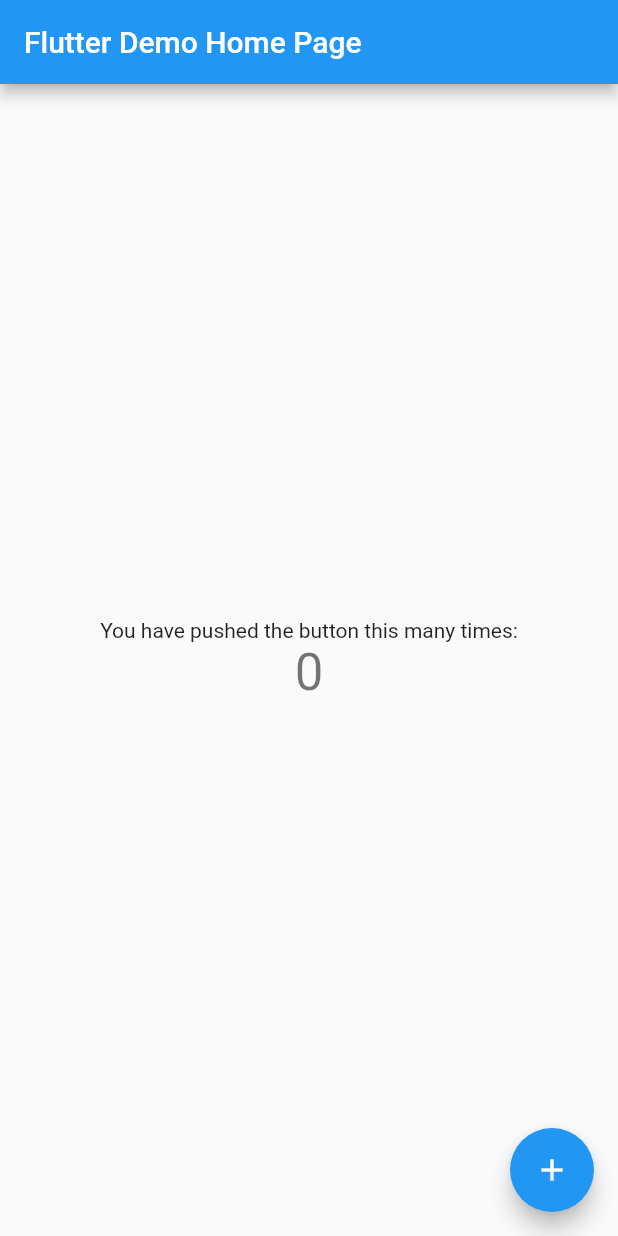
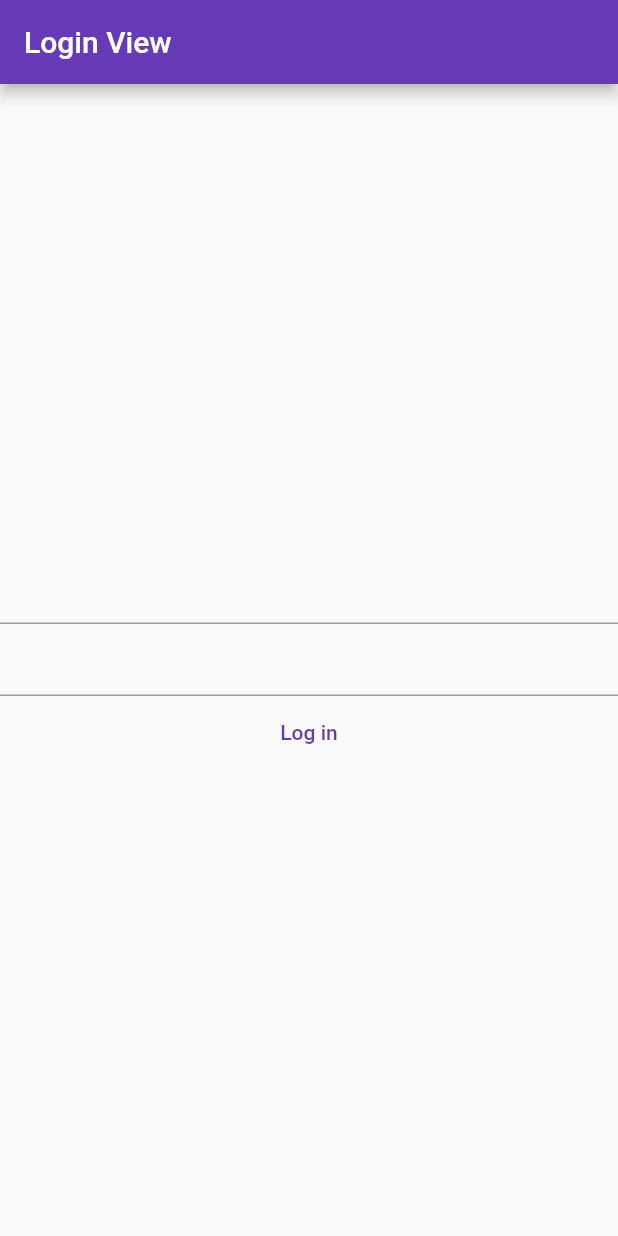
Before and after one commit to HazemSayad/flutter_login_form, a Flutter app: the screen it shows after launch, on a phone screen of 412 x 824 dp. Run offline on Flutter 3.47's test engine with Material 2 defaults, Android fonts, the phone set to English and light mode, and no system bars.

Commit message:
created and imported the login view

```diff
--- a/lib/main.dart
+++ b/lib/main.dart
@@ -1,115 +1,10 @@
 import 'package:flutter/material.dart';
+import 'package:flutter_login_form/views/login_view.dart';
 
 void main() {
-  runApp(const MyApp());
+  runApp(MaterialApp(
+    title: "Login Form",
+    theme: ThemeData(primarySwatch: Colors.deepPurple),
+    home: const LoginView(),
+  ));
 }
-
-class MyApp extends StatelessWidget {
-  const MyApp({Key? key}) : super(key: key);
-
-  // This widget is the root of your application.
-  @override
-  Widget build(BuildContext context) {
-    return MaterialApp(
-      title: 'Flutter Demo',
-      theme: ThemeData(
-        // This is the theme of your application.
-        //
-        // Try running your application with "flutter run". You'll see the
-        // application has a blue toolbar. Then, without quitting the app, try
-        // changing the primarySwatch below to Colors.green and then invoke
-        // "hot reload" (press "r" in the console where you ran "flutter run",
-        // or simply save your changes to "hot reload" in a Flutter IDE).
-        // Notice that the counter didn't reset back to zero; the application
-        // is not restarted.
-        primarySwatch: Colors.blue,
-      ),
-      home: const MyHomePage(title: 'Flutter Demo Home Page'),
-    );
-  }
-}
-
-class MyHomePage extends StatefulWidget {
-  const MyHomePage({Key? key, required this.title}) : super(key: key);
-
-  // This widget is the home page of your application. It is stateful, meaning
-  // that it has a State object (defined below) that contains fields that affect
-  // how it looks.
-
-  // This class is the configuration for the state. It holds the values (in this
-  // case the title) provided by the parent (in this case the App widget) and
-  // used by the build method of the State. Fields in a Widget subclass are
-  // always marked "final".
-
-  final String title;
-
-  @override
-  State<MyHomePage> createState() => _MyHomePageState();
-}
-
-class _MyHomePageState extends State<MyHomePage> {
-  int _counter = 0;
-
-  void _incrementCounter() {
-    setState(() {
-      // This call to setState tells the Flutter framework that something has
-      // changed in this State, which causes it to rerun the build method below
-      // so that the display can reflect the updated values. If we changed
-      // _counter without calling setState(), then the build method would not be
-      // called again, and so nothing would appear to happen.
-      _counter++;
-    });
-  }
-
-  @override
-  Widget build(BuildContext context) {
-    // This method is rerun every time setState is called, for instance as done
-    // by the _incrementCounter method above.
-    //
-    // The Flutter framework has been optimized to make rerunning build methods
-    // fast, so that you can just rebuild anything that needs updating rather
-    // than having to individually change instances of widgets.
-    return Scaffold(
-      appBar: AppBar(
-        // Here we take the value from the MyHomePage object that was created by
-        // the App.build method, and use it to set our appbar title.
-        title: Text(widget.title),
-      ),
-      body: Center(
-        // Center is a layout widget. It takes a single child and positions it
-        // in the middle of the parent.
-        child: Column(
-          // Column is also a layout widget. It takes a list of children and
-          // arranges them vertically. By default, it sizes itself to fit its
-          // children horizontally, and tries to be as tall as its parent.
-          //
-          // Invoke "debug painting" (press "p" in the console, choose the
-          // "Toggle Debug Paint" action from the Flutter Inspector in Android
-          // Studio, or the "Toggle Debug Paint" command in Visual Studio Code)
-          // to see the wireframe for each widget.
-          //
-          // Column has various properties to control how it sizes itself and
-          // how it positions its children. Here we use mainAxisAlignment to
-          // center the children vertically; the main axis here is the vertical
-          // axis because Columns are vertical (the cross axis would be
-          // horizontal).
-          mainAxisAlignment: MainAxisAlignment.center,
-          children: <Widget>[
-            const Text(
-              'You have pushed the button this many times:',
-            ),
-            Text(
-              '$_counter',
-              style: Theme.of(context).textTheme.headline4,
-            ),
-          ],
-        ),
-      ),
-      floatingActionButton: FloatingActionButton(
-        onPressed: _incrementCounter,
-        tooltip: 'Increment',
-        child: const Icon(Icons.add),
-      ), // This trailing comma makes auto-formatting nicer for build methods.
-    );
-  }
-}
--- a/lib/views/login_view.dart
+++ b/lib/views/login_view.dart
@@ -0,0 +1,27 @@
+import 'package:flutter/material.dart';
+import 'package:flutter/src/foundation/key.dart';
+import 'package:flutter/src/widgets/framework.dart';
+
+class LoginView extends StatefulWidget {
+  const LoginView({Key? key}) : super(key: key);
+
+  @override
+  State<LoginView> createState() => _LoginViewState();
+}
+
+class _LoginViewState extends State<LoginView> {
+  @override
+  Widget build(BuildContext context) {
+    return Scaffold(
+      appBar: AppBar(title: const Text("Login View")),
+      body: Column(
+        mainAxisAlignment: MainAxisAlignment.center,
+        children: [
+          const TextField(),
+          const TextField(),
+          TextButton(onPressed: () {}, child: const Text("Log in"))
+        ],
+      ),
+    );
+  }
+}
```
